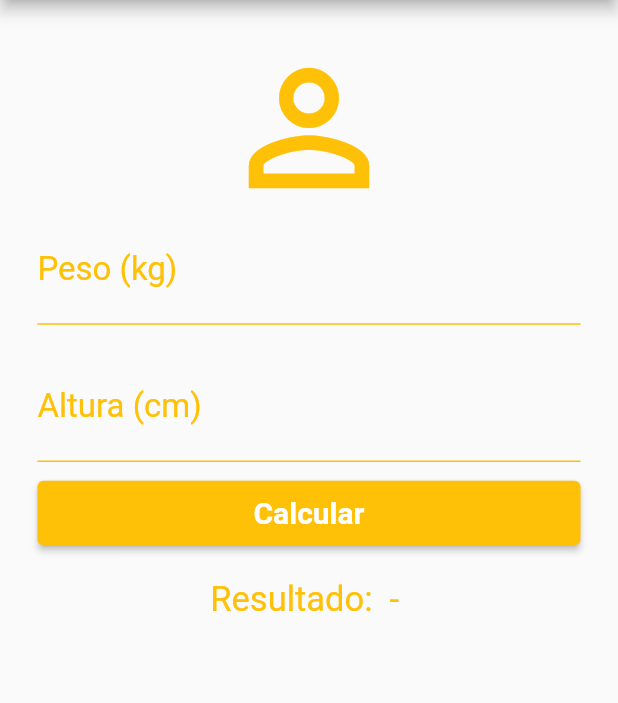
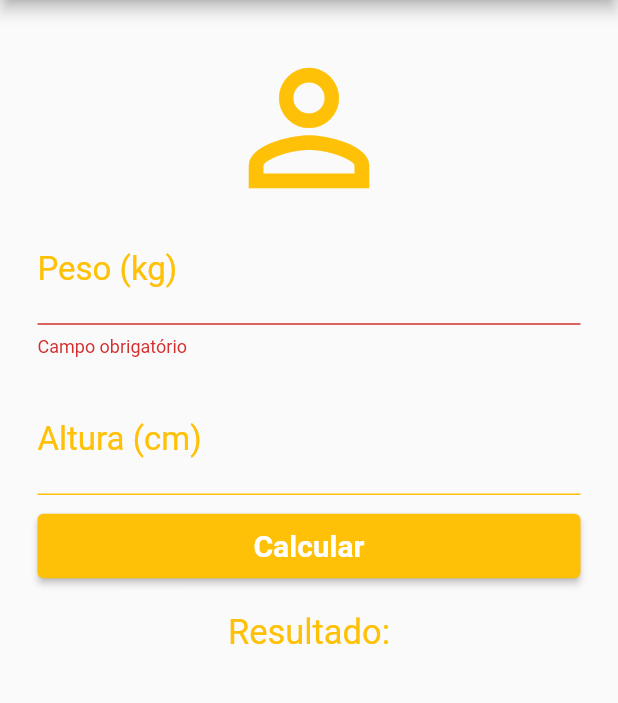
Before and after one commit to IIDixon/Calculadora-IMC, a Flutter app: the screen it shows after launch, after a tap on "Calcular", on a phone screen of 412 x 824 dp, the part 84-787 px from its top. Run offline on Flutter 3.47's test engine with Material 2 defaults, Android fonts, the phone set to English and light mode, and no system bars; our stand-ins replace mask_text_input_formatter.

Commit message:
Cálculo de níveis de IMC

```diff
--- a/lib/pages/home_page.dart
+++ b/lib/pages/home_page.dart
@@ -13,7 +13,7 @@ class _HomePageState extends State<HomePage> {
   TextEditingController pesoController = TextEditingController();
   TextEditingController alturaController = TextEditingController();
 
-  var mask = new MaskTextInputFormatter(mask: '#.##');
+  var mask = MaskTextInputFormatter(mask: '#.##');
 
   String? errorTextPeso;
   String? errorTextAltura;
@@ -32,20 +32,24 @@ class _HomePageState extends State<HomePage> {
   }
 
   bool verificaAltura(){
-    if(alturaController == null){
-      errorTextAltura = 'Campo Obrigatório';
+    if(alturaController.text.isEmpty){
+      setState(() {
+        errorTextAltura= 'Campo Obrigatório';
+      });
       return false;
     }
+    errorTextAltura = null;
     return true;
   }
 
   bool verificaPeso(){
-    if(pesoController == null){
+    if(pesoController.text.isEmpty){
       setState(() {
         errorTextPeso = 'Campo obrigatório';
       });
       return false;
     }
+    errorTextPeso = null;
     return true;
   }
 
@@ -54,22 +58,23 @@ class _HomePageState extends State<HomePage> {
   }
 
   String calculaNivelImc(double imc){
+
     if(imc < 16){
-      return 'Magreza grave';
+      return 'Magreza grave (${imc.toStringAsPrecision(4)})';
     }else if(imc > 16 && imc < 17){
-      return 'Magreza moderada';
+      return 'Magreza moderada (${imc.toStringAsPrecision(4)})';
     } else if(imc > 17 && imc < 18.5){
-      return 'Magreza leve';
+      return 'Magreza leve (${imc.toStringAsPrecision(4)})';
     } else if(imc > 18.5 && imc < 25){
-      return 'Saudável';
+      return 'Saudável (${imc.toStringAsPrecision(4)})';
     } else if(imc > 25 && imc < 30){
-      return 'Sobrepeso';
+      return 'Sobrepeso (${imc.toStringAsPrecision(4)})';
     } else if(imc > 30 && imc < 35){
-      return 'Obesidade Grau I';
+      return 'Obesidade Grau I (${imc.toStringAsPrecision(4)})';
     } else if(imc > 35 && imc < 40){
-      return 'Obesidade Grau II (Severa)';
+      return 'Obesidade Grau II (Severa) (${imc.toStringAsPrecision(4)})';
     } else if (imc >= 40){
-      return 'Obesidade Grau III (Mórbida)';
+      return 'Obesidade Grau III (Mórbida) (${imc.toStringAsPrecision(4)})';
     } else{
       return 'Não foi possível realizar o cálculo';
     }
@@ -212,12 +217,12 @@ class _HomePageState extends State<HomePage> {
               ),
             ),
             Padding(
-              padding: const EdgeInsets.symmetric(vertical: 10),
+              padding: const EdgeInsets.only(top: 10),
               child: Row(
                 mainAxisAlignment: MainAxisAlignment.center,
-                children: [
-                  Text('Resultado: $resultado - $nivel',
-                    style: const TextStyle(
+                children: const [
+                  Text('Resultado:',
+                    style: TextStyle(
                       color: Colors.amber,
                       fontSize: 23,
                     ),
@@ -225,6 +230,20 @@ class _HomePageState extends State<HomePage> {
                 ],
               ),
             ),
+            Padding(
+              padding: const EdgeInsets.only(top: 10),
+              child: Row(
+                mainAxisAlignment: MainAxisAlignment.center,
+                children: [
+                  Text(nivel,
+                    style: const TextStyle(
+                      color: Colors.amber,
+                      fontSize: 23,
+                    ),
+                  )
+                ],
+              ),
+            )
           ],
         ),
       ),
```
